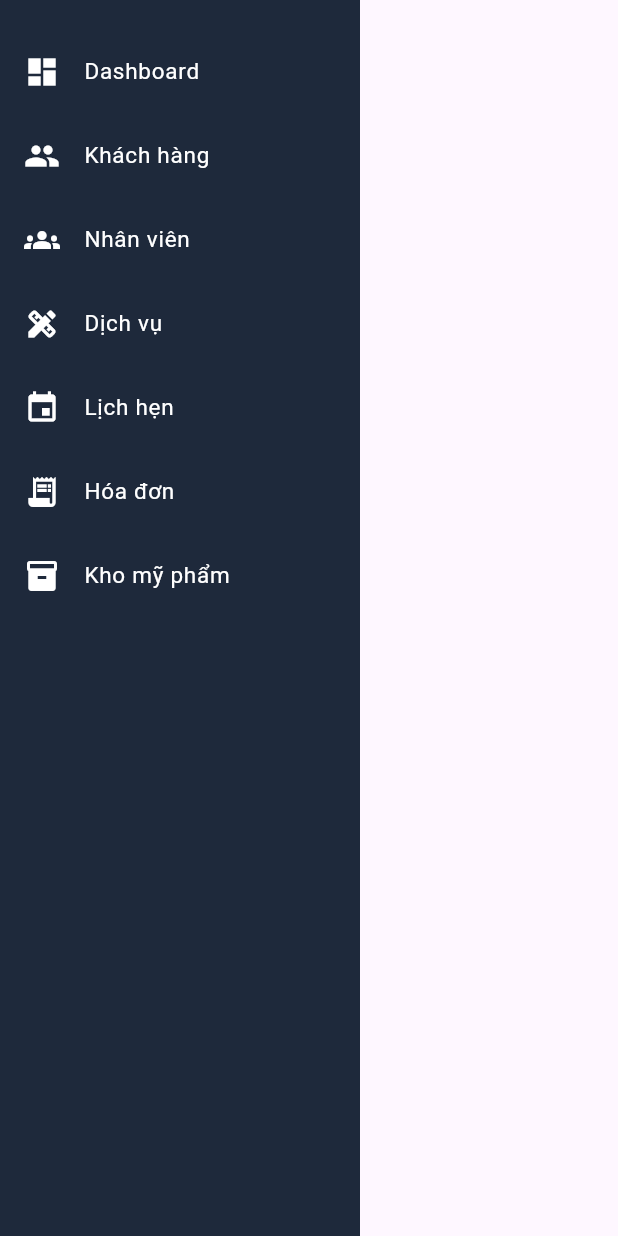
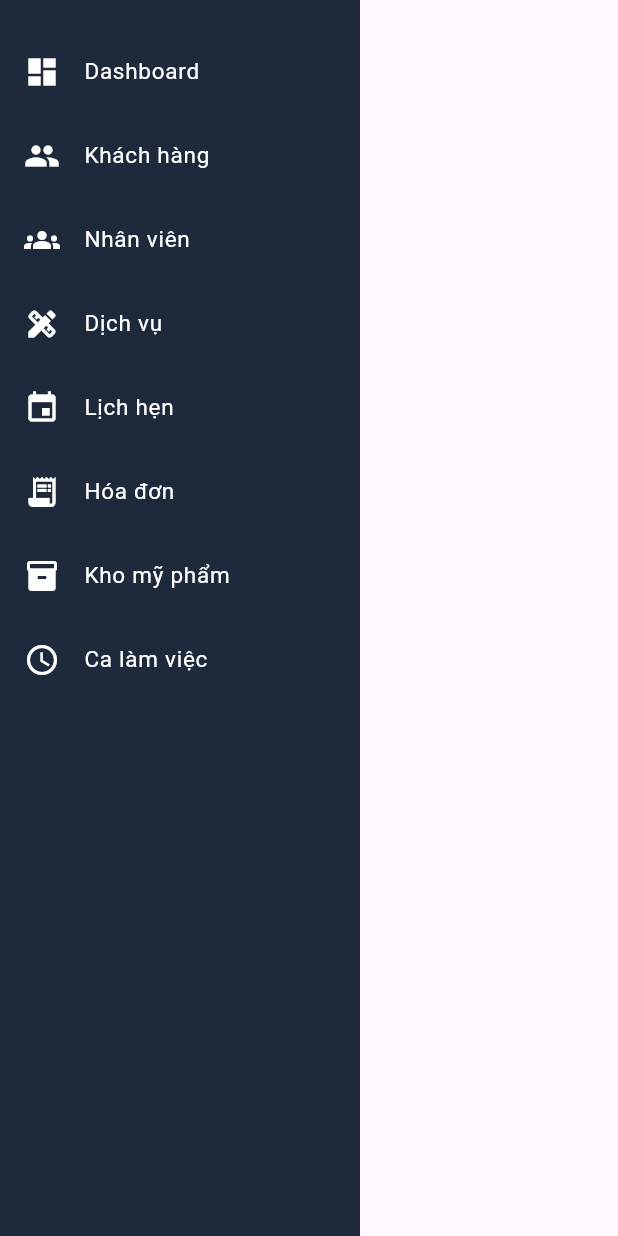
Before and after one commit to conlele0201/spa-crm-pro, a Flutter app: the Sidebar widget shown alone on an empty page, opened directly with empty values, on a phone screen of 412 x 824 dp. Run offline on Flutter 3.47's test engine with Material 3 defaults, Android fonts, the phone set to English and light mode, and no system bars; our stand-ins replace supabase_flutter; accounts and stored records are empty; statements that could not run were skipped.

Commit message:
Update sidebar.dart

```diff
--- a/frontend/lib/widgets/sidebar.dart
+++ b/frontend/lib/widgets/sidebar.dart
@@ -49,7 +49,12 @@ class Sidebar extends StatelessWidget {
           _menuItem(
             icon: Icons.inventory_2,
             label: "Kho mỹ phẩm",
-            page: "inventory",    // ← THÊM INVENTORY Ở ĐÂY
+            page: "inventory",
+          ),
+          _menuItem(
+            icon: Icons.schedule,
+            label: "Ca làm việc",
+            page: "staff_shifts",    // ← THÊM MỤC STAFF SHIFTS
           ),
         ],
       ),
```
